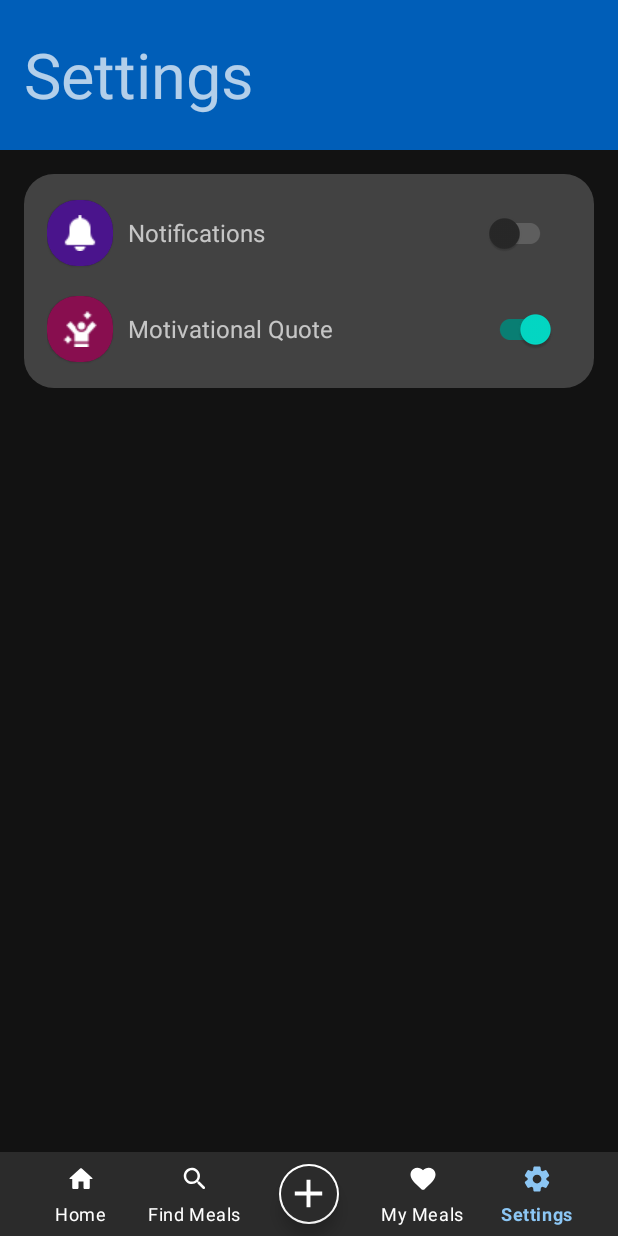
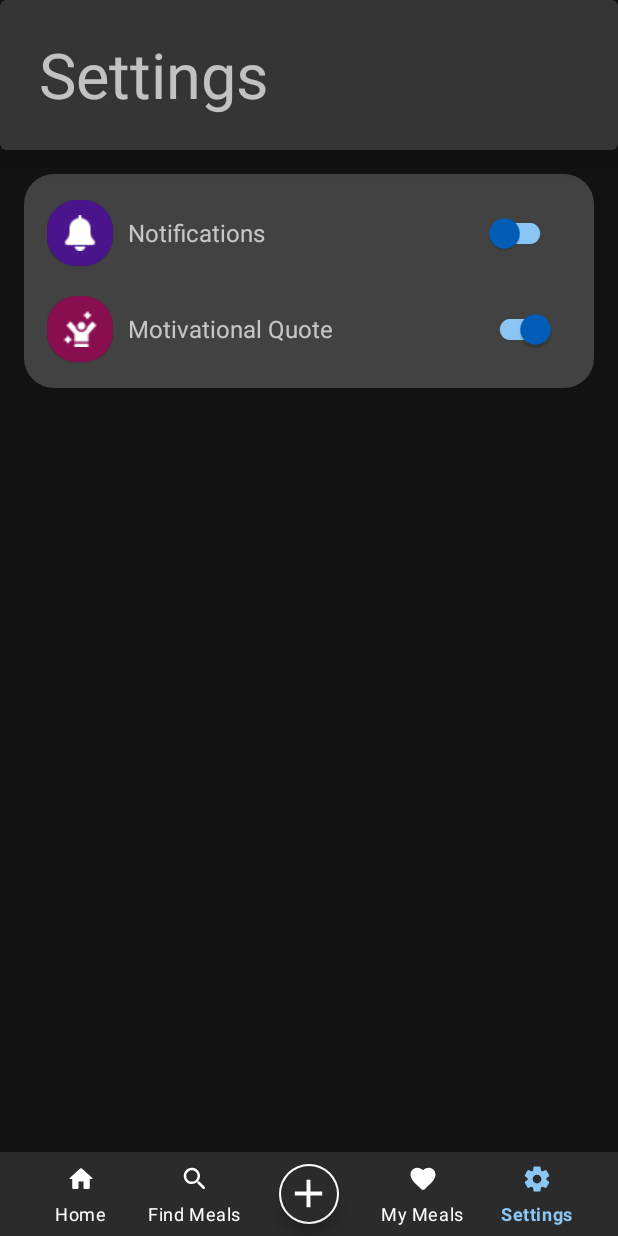
Before and after one commit to jas-singhh/CS3IP-Plannify, an Android app: the SettingsFragment screen opened through its navigation route, on a phone screen of 412 x 824 dp. Run offline under Robolectric (Android 15) with nearby library versions, the phone set to English and light mode, and no system bars; our stand-ins replace Picasso, Room's generated code, RxJava, navigation-ui; libraries missing offline, so code that uses them is left out: it.xabaras.android; pictures from the network do not load; Roboto replaces fonts that are not available here.

Commit message:
Refactor the settings page to match the application theme

```diff
--- a/app/src/main/res/layout/fragment_settings.xml
+++ b/app/src/main/res/layout/fragment_settings.xml
@@ -1,66 +1,67 @@
 <?xml version="1.0" encoding="utf-8"?>
 <LinearLayout xmlns:android="http://schemas.android.com/apk/res/android"
+    xmlns:app="http://schemas.android.com/apk/res-auto"
     xmlns:tools="http://schemas.android.com/tools"
     android:layout_width="match_parent"
     android:layout_height="match_parent"
+    android:background="@color/surface"
     android:orientation="vertical"
-    xmlns:app="http://schemas.android.com/apk/res-auto"
-    android:background="@color/surface"
     tools:context=".views.settings.SettingsFragment">
+
+    <com.google.android.material.card.MaterialCardView
+        android:layout_width="match_parent"
+        android:layout_height="100dp"
+        app:cardBackgroundColor="@color/_primary"
+        app:cardElevation="@dimen/elevation_15_overlay">
 
         <RelativeLayout
             android:layout_width="match_parent"
-        android:layout_height="100dp"
-        android:background="@color/primary"
-        >
+            android:layout_height="100dp">
 
             <TextView
                 android:layout_width="match_parent"
                 android:layout_height="wrap_content"
                 android:layout_alignParentStart="true"
                 android:layout_centerVertical="true"
+                android:layout_margin="@dimen/margin"
+                android:paddingHorizontal="10dp"
                 android:text="Settings"
-            android:layout_margin="@dimen/margin"
-            android:textSize="42sp"
-            />
+                android:textSize="42sp" />
 
         </RelativeLayout>
+    </com.google.android.material.card.MaterialCardView>
 
 
     <LinearLayout
         android:layout_width="match_parent"
         android:layout_height="wrap_content"
         android:layout_margin="@dimen/margin"
-        android:orientation="vertical"
-        android:padding="15dp"
         android:background="@drawable/input_rounded"
         android:backgroundTint="@color/cards"
-        >
+        android:orientation="vertical"
+        android:padding="15dp">
 
         <!--        NOTIFICATIONS PARENT -->
         <RelativeLayout
             android:layout_width="match_parent"
-            android:layout_height="wrap_content"
-            >
+            android:layout_height="wrap_content">
 
             <!--        NOTIFICATIONS ICON -->
             <com.google.android.material.card.MaterialCardView
+                android:id="@+id/notifications_icon_parent"
                 android:layout_width="wrap_content"
                 android:layout_height="wrap_content"
                 android:layout_alignParentStart="true"
                 android:layout_centerVertical="true"
-                android:id="@+id/notifications_icon_parent"
-                app:cardCornerRadius="@dimen/radius_card"
-                >
+                app:cardCornerRadius="@dimen/radius_card">
 
                 <ImageView
                     android:layout_width="wrap_content"
                     android:layout_height="wrap_content"
+                    android:background="@color/purple"
+                    android:padding="10dp"
                     android:src="@drawable/ic_notifications"
-                    app:tint="@color/white"
-                    android:padding="10dp"
-                    android:background="@color/purple"
-                    />
+                    app:tint="@color/white" />
 
             </com.google.android.material.card.MaterialCardView>
 
@@ -68,24 +69,25 @@
             <TextView
                 android:layout_width="wrap_content"
                 android:layout_height="wrap_content"
+                android:layout_centerVertical="true"
                 android:layout_toEndOf="@+id/notifications_icon_parent"
-                android:layout_centerVertical="true"
+                android:padding="10dp"
                 android:text="Notifications"
-                android:padding="10dp"
-                android:textSize="@dimen/text_important"/>
+                android:textSize="@dimen/text_important" />
 
 
             <!--        NOTIFICATIONS TOGGLE -->
             <com.google.android.material.switchmaterial.SwitchMaterial
+                android:id="@+id/switch_notifications"
                 android:layout_width="wrap_content"
                 android:layout_height="wrap_content"
                 android:layout_alignParentEnd="true"
                 android:layout_centerVertical="true"
+                android:checked="true"
                 android:padding="10dp"
-                android:checked="true"
-                app:useMaterialThemeColors="true"
-                android:id="@+id/switch_notifications"
-                />
+                app:thumbTint="@color/primary"
+                app:trackTint="@color/_secondary"
+                app:useMaterialThemeColors="true" />
 
         </RelativeLayout>
 
@@ -93,27 +95,24 @@
         <RelativeLayout
             android:layout_width="match_parent"
             android:layout_height="wrap_content"
-            android:layout_marginTop="@dimen/margin"
-            >
+            android:layout_marginTop="@dimen/margin">
 
             <!--        MOTIVATIONAL QUOTE ICON -->
             <com.google.android.material.card.MaterialCardView
+                android:id="@+id/motivational_quote_icon_parent"
                 android:layout_width="wrap_content"
                 android:layout_height="wrap_content"
                 android:layout_alignParentStart="true"
                 android:layout_centerVertical="true"
-                android:id="@+id/motivational_quote_icon_parent"
-                app:cardCornerRadius="@dimen/radius_card"
-                >
+                app:cardCornerRadius="@dimen/radius_card">
 
                 <ImageView
                     android:layout_width="wrap_content"
                     android:layout_height="wrap_content"
+                    android:background="@color/pink"
+                    android:padding="10dp"
                     android:src="@drawable/ic_motivation"
-                    app:tint="@color/white"
-                    android:padding="10dp"
-                    android:background="@color/pink"
-                    />
+                    app:tint="@color/white" />
 
             </com.google.android.material.card.MaterialCardView>
 
@@ -121,24 +120,25 @@
             <TextView
                 android:layout_width="wrap_content"
                 android:layout_height="wrap_content"
+                android:layout_centerVertical="true"
                 android:layout_toEndOf="@+id/motivational_quote_icon_parent"
-                android:layout_centerVertical="true"
+                android:padding="10dp"
                 android:text="Motivational Quote"
-                android:padding="10dp"
-                android:textSize="@dimen/text_important"/>
+                android:textSize="@dimen/text_important" />
 
 
             <!--        MOTIVATIONAL QUOTE TOGGLE -->
             <com.google.android.material.switchmaterial.SwitchMaterial
+                android:id="@+id/switch_motivational_quote"
                 android:layout_width="wrap_content"
                 android:layout_height="wrap_content"
                 android:layout_alignParentEnd="true"
                 android:layout_centerVertical="true"
+                android:checked="true"
                 android:padding="10dp"
-                android:checked="true"
-                app:useMaterialThemeColors="true"
-                android:id="@+id/switch_motivational_quote"
-                />
+                app:thumbTint="@color/primary"
+                app:trackTint="@color/_secondary"
+                app:useMaterialThemeColors="true" />
 
         </RelativeLayout>
 
```
Lines whose indentation alone changed are shown as unchanged.
